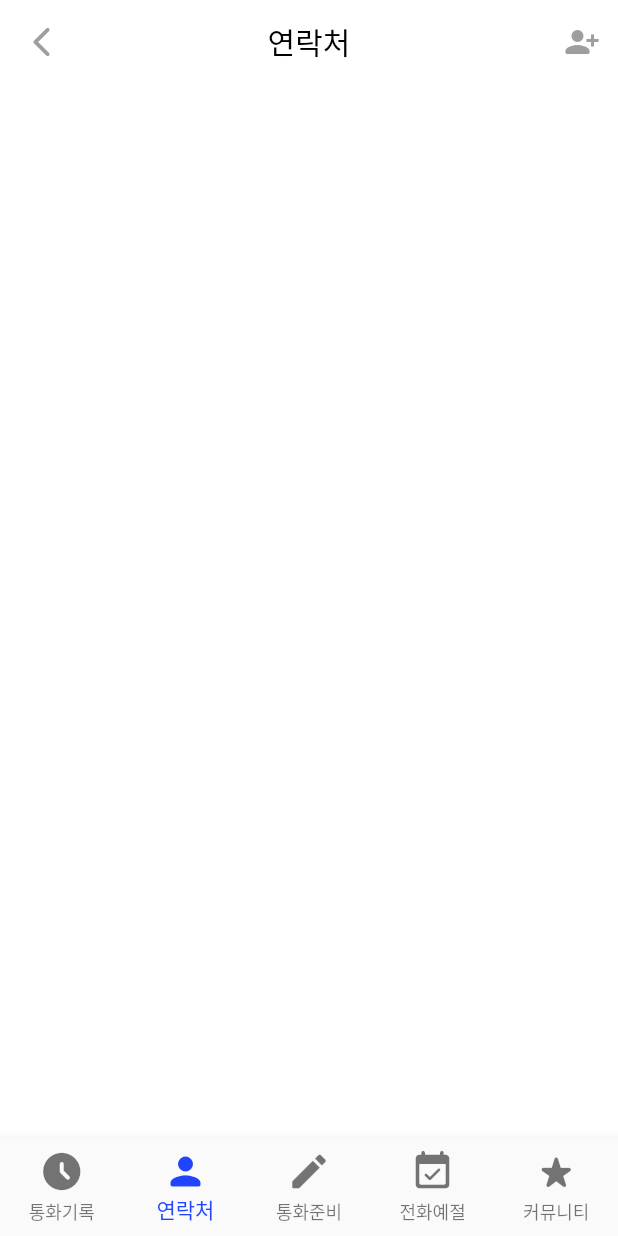
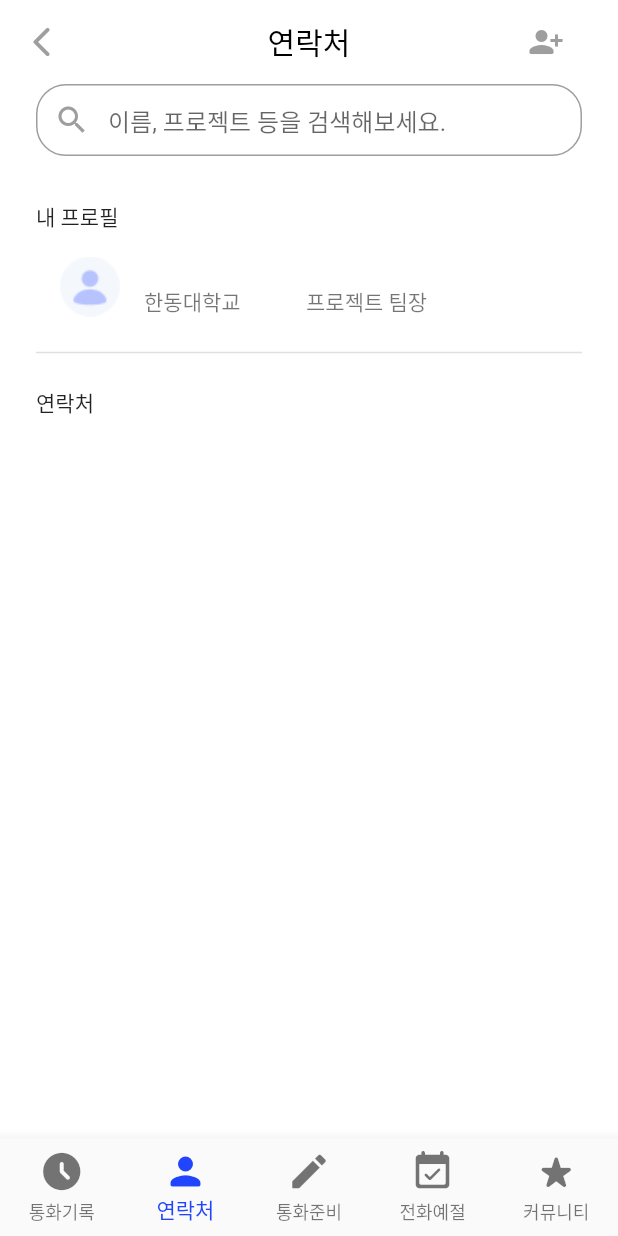
Before and after one commit to Club-PARD/Team-Appsolutely, a Flutter app: the HomePage screen opened directly, item 2 of the bottom bar chosen, after a tap on the "person add alt 1" icon, on a phone screen of 412 x 824 dp. Run offline on Flutter 3.47's test engine with Material 2 defaults, Android fonts, the phone set to English and light mode, and no system bars; our stand-ins replace animated_splash_screen, carousel_slider, cloud_firestore, contacts_service, firebase_auth, firebase_core and 5 more; accounts and stored records are empty.

Commit message:
Search fuction

```diff
--- a/lib/Screen/contacts.dart
+++ b/lib/Screen/contacts.dart
@@ -1,47 +1,155 @@
+import 'package:appsolutely/service/contact_service.dart';
+import 'package:appsolutely/utils/app_text_styles.dart';
 import 'package:contacts_service/contacts_service.dart';
 import 'package:flutter/material.dart';
-import 'package:permission_handler/permission_handler.dart';
+import 'package:provider/provider.dart';
 
-class ContactsPage extends StatelessWidget {
+import '../service/auth_service.dart';
+
+class ContactsPage extends StatefulWidget {
   const ContactsPage({super.key});
 
-  Future<List<Contact>> getPermission() async {
-    List<Contact> contacts = [];
-
-    var status = await Permission.contacts.status;
-    if (status.isGranted) {
-      contacts = await ContactsService.getContacts();
-    } else if (status.isDenied) {
-      Permission.contacts.request();
+  @override
+  State<ContactsPage> createState() => _ContactsPageState();
 }
 
-    return contacts;
+class _ContactsPageState extends State<ContactsPage> {
+  var search = '';
+
+  void change(String value) {
+    setState(() {
+      search = value;
+    });
   }
 
   @override
   Widget build(BuildContext context) {
+    final authService = context.read<AuthService>();
+    final user = authService.currentUser()!;
+    return Padding(
+      padding: const EdgeInsets.symmetric(horizontal: 24),
+      child: Consumer<ContactService>(builder: (context, contactService, _) {
         return Column(
+          crossAxisAlignment: CrossAxisAlignment.start,
           children: [
+            TextField(
+              textAlignVertical: TextAlignVertical.center,
+              decoration: InputDecoration(
+                prefixIcon: const Icon(Icons.search),
+                hintText: '이름, 프로젝트 등을 검색해보세요.',
+                border: OutlineInputBorder(
+                  borderRadius: BorderRadius.circular(20),
+                ),
+                focusedBorder: OutlineInputBorder(
+                  borderRadius: BorderRadius.circular(20),
+                  borderSide: const BorderSide(color: Colors.grey),
+                ),
+                prefixIconColor: Colors.grey,
+                contentPadding: EdgeInsets.zero,
+              ),
+              onChanged: (value) {
+                change(value);
+              },
+            ),
+            const SizedBox(height: 30),
+            const Text('내 프로필'),
+            ListTile(
+              leading: user.photoURL == null
+                  ? Image.asset('assets/img/profile.png')
+                  : Image.network(user.photoURL!),
+              title: Text(
+                user.displayName == null ? '사용자' : user.displayName!,
+                style: Body4Style(),
+              ),
+              subtitle: Row(
+                mainAxisAlignment: MainAxisAlignment.spaceBetween,
+                children: const [
+                  Text('한동대학교'),
+                  Text('프로젝트 팀장'),
+                  SizedBox(),
+                  SizedBox(),
+                ],
+              ),
+            ),
+            const Divider(thickness: 1),
+            const SizedBox(height: 15),
+            const Text('연락처'),
             Expanded(
-          child: FutureBuilder<List<Contact>>(
-            future: getPermission(),
+              child: search == ''
+                  ? FutureBuilder<List<Contact>>(
+                      future: contactService.getPermission(),
                       builder: (context, snapshot) {
                         if (snapshot.hasData) {
-                return ListView.builder(
+                          return ListView.separated(
                             itemCount: snapshot.data!.length,
+                            separatorBuilder: (context, index) =>
+                                const Divider(),
                             itemBuilder: (context, index) {
+                              final person = snapshot.data![index];
                               return ListTile(
-                      leading: CircleAvatar(child: Text('$index')),
-                      title: Text(snapshot.data![index].displayName!),
+                                leading: person.avatar == null
+                                    ? Image.asset('assets/img/profile.png')
+                                    : Image.memory(person.avatar!),
+                                title: Text(
+                                  person.displayName!,
+                                  style: Body4Style(),
+                                ),
+                                subtitle: Row(
+                                  mainAxisAlignment:
+                                      MainAxisAlignment.spaceBetween,
+                                  children: [
+                                    Text(person.company!),
+                                    Text(person.jobTitle!),
+                                    const SizedBox(),
+                                    const SizedBox(),
+                                  ],
+                                ),
                               );
                             },
                           );
                         }
-              return const CircularProgressIndicator();
+                        return const Center(child: CircularProgressIndicator());
+                      },
+                    )
+                  : FutureBuilder<List<Contact>>(
+                      future: contactService.searchContacts(search),
+                      builder: (context, snapshot) {
+                        if (snapshot.hasData) {
+                          return ListView.separated(
+                            itemCount: snapshot.data!.length,
+                            separatorBuilder: (context, index) =>
+                                const Divider(),
+                            itemBuilder: (context, index) {
+                              final person = snapshot.data![index];
+                              return ListTile(
+                                leading: person.avatar == null
+                                    ? Image.asset('assets/img/profile.png')
+                                    : Image.memory(person.avatar!),
+                                title: Text(
+                                  person.displayName!,
+                                  style: Body4Style(),
+                                ),
+                                subtitle: Row(
+                                  mainAxisAlignment:
+                                      MainAxisAlignment.spaceBetween,
+                                  children: [
+                                    Text(person.company!),
+                                    Text(person.jobTitle!),
+                                    const SizedBox(),
+                                    const SizedBox(),
+                                  ],
+                                ),
+                              );
+                            },
+                          );
+                        }
+                        return const Center(child: CircularProgressIndicator());
                       },
                     ),
             ),
           ],
         );
+      }),
+    );
   }
 }
--- a/lib/Screen/home.dart
+++ b/lib/Screen/home.dart
@@ -2,7 +2,7 @@ import 'package:appsolutely/Screen/call_manner.dart';
 import 'package:appsolutely/Screen/community.dart';
 import 'package:appsolutely/Screen/preparation.dart';
 import 'package:appsolutely/service/auth_service.dart';
-import 'package:appsolutely/service/data_service.dart';
+import 'package:appsolutely/service/contact_service.dart';
 import 'package:flutter/material.dart';
 import 'package:provider/provider.dart';
 
@@ -19,13 +19,6 @@ class HomePage extends StatefulWidget {
 class _HomePageState extends State<HomePage> {
   var _currentIndex = 0;
   final List<String> titles = ['통화기록', '연락처', '통화준비', '전화예절', '커뮤니티'];
-
-  @override
-  Widget build(BuildContext context) {
-    final authService = context.read<AuthService>();
-    final user = authService.currentUser()!;
-    return Consumer<DataService>(
-      builder: (context, dataService, _) {
   final List<Widget> pages = [
     const CallLogPage(),
     const ContactsPage(),
@@ -33,6 +26,11 @@ class _HomePageState extends State<HomePage> {
     const CallMannerPage(),
     const CommunityPage(),
   ];
+
+  @override
+  Widget build(BuildContext context) {
+    final authService = context.read<AuthService>();
+    final contactService = context.read<ContactService>();
     return Scaffold(
       backgroundColor: Colors.white,
       appBar: AppBar(
@@ -56,13 +54,16 @@ class _HomePageState extends State<HomePage> {
         ),
         actions: [
           _currentIndex == 1
-                  ? IconButton(
+              ? Padding(
+                  padding: const EdgeInsets.only(right: 24),
+                  child: IconButton(
                     onPressed: () {
-                        dataService.create("dummy", user.uid);
+                      contactService.addOne('dummy');
                     },
                     icon: const Icon(
                       Icons.person_add_alt_1_rounded,
                       color: Colors.grey,
+                    ),
                   ),
                 )
               : const SizedBox(),
@@ -100,8 +101,6 @@ class _HomePageState extends State<HomePage> {
           ),
         ],
       ),
-        );
-      },
     );
   }
 }
--- a/lib/main.dart
+++ b/lib/main.dart
@@ -1,5 +1,5 @@
 import 'package:appsolutely/service/auth_service.dart';
-import 'package:appsolutely/service/data_service.dart';
+import 'package:appsolutely/service/contact_service.dart';
 import 'package:firebase_core/firebase_core.dart';
 import 'package:flutter/material.dart';
 import 'package:provider/provider.dart';
@@ -16,7 +16,7 @@ void main() async {
     MultiProvider(
       providers: [
         ChangeNotifierProvider(create: (context) => AuthService()),
-        ChangeNotifierProvider(create: (context) => DataService()),
+        ChangeNotifierProvider(create: (context) => ContactService()),
       ],
       child: const Appsolutely(),
     ),
--- /dev/null
+++ b/lib/service/contact_service.dart
@@ -0,0 +1,34 @@
+import 'package:contacts_service/contacts_service.dart';
+import 'package:flutter/material.dart';
+import 'package:permission_handler/permission_handler.dart';
+
+class ContactService extends ChangeNotifier {
+  List<Contact> list = [];
+
+  Future<List<Contact>> getPermission() async {
+    var status = await Permission.contacts.status;
+    if (status.isGranted) {
+      list = await ContactsService.getContacts();
+    } else if (status.isDenied) {
+      Permission.contacts.request();
+    }
+
+    return list;
+  }
+
+  Future<List<Contact>> searchContacts(String search) async {
+    List<Contact> result =
+        list.where((element) => element.displayName!.contains(search)).toList();
+
+    return result;
+  }
+
+  Future addOne(String newValue) async {
+    ///새 연락처 추가하기
+    Contact newPerson = Contact();
+    newPerson.givenName = newValue;
+    await ContactsService.addContact(newPerson);
+    list.add(newPerson);
+    notifyListeners();
+  }
+}
--- a/lib/service/data_service.dart
+++ /dev/null
@@ -1,23 +0,0 @@
-import 'package:cloud_firestore/cloud_firestore.dart';
-import 'package:flutter/material.dart';
-
-class DataService extends ChangeNotifier {
-  final dataCollection = FirebaseFirestore.instance.collection('data');
-
-  Stream<QuerySnapshot> read(String uid) {
-    return dataCollection.where('uid', isEqualTo: uid).snapshots();
-  }
-
-  void create(String data, String uid) async {
-    await dataCollection.add({
-      'uid': uid,
-      'data': data,
-    });
-    notifyListeners();
-  }
-
-  void delete(String docId) async {
-    await dataCollection.doc(docId).delete();
-    notifyListeners();
-  }
-}
--- a/pubspec.yaml
+++ b/pubspec.yaml
@@ -74,6 +74,7 @@ flutter:
     - assets/img/splash1.png
     - assets/img/splash2.png
     - assets/img/Dot.png
+    - assets/img/profile.png
   #   - images/a_dot_ham.jpeg
 
   # An image asset can refer to one or more resolution-specific "variants", see
```
Also changed, not shown: assets/img/profile.png (added). Lines whose indentation alone changed are shown as unchanged.
